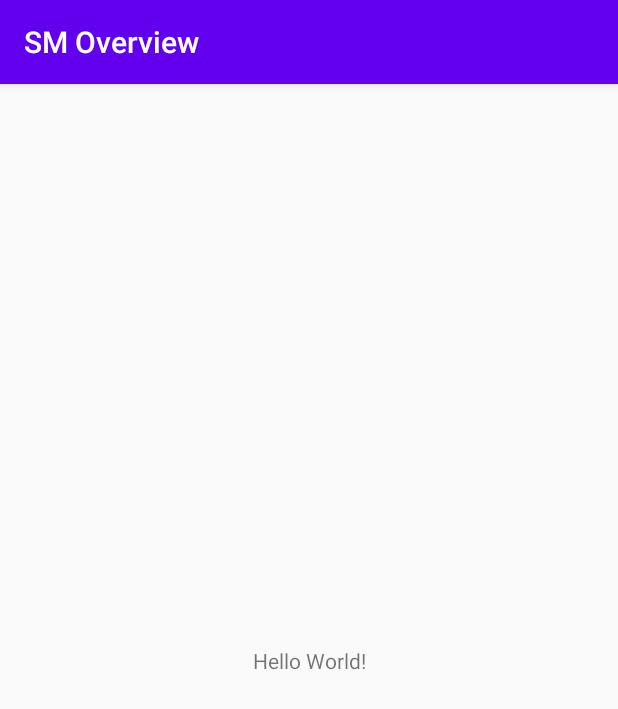
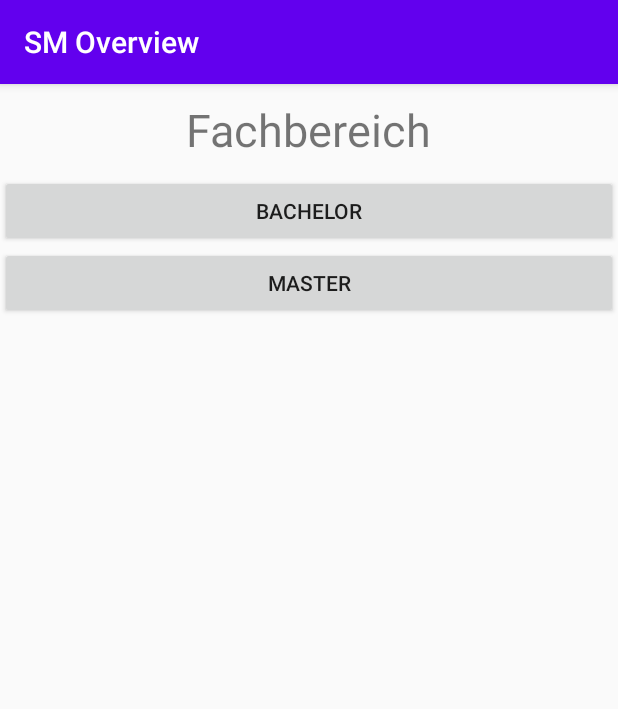
Before and after one commit to reza-foroushani/SM-Overview, an Android app: the screen it shows after launch (MainActivity), on a phone screen of 412 x 824 dp. Shown: the top 709 px of the screen. Run offline under Robolectric (Android 15) with nearby library versions, the phone set to English and light mode, and no system bars.

Commit message:
mani activity + mater activity

```diff
--- a/app/src/main/java/de/hskl/smoverview/MainActivity.java
+++ b/app/src/main/java/de/hskl/smoverview/MainActivity.java
@@ -2,17 +2,37 @@ package de.hskl.smoverview;
 
 import androidx.appcompat.app.AppCompatActivity;
 
+import android.content.Intent;
 import android.os.Bundle;
+import android.view.View;
+import android.widget.Button;
 
-public class MainActivity extends AppCompatActivity {
+public class MainActivity extends AppCompatActivity implements View.OnClickListener{
+    private Button Bachelor;
+    private Button Master;
+
+
 
     @Override
     protected void onCreate(Bundle savedInstanceState) {
         super.onCreate(savedInstanceState);//hallo
         setContentView(R.layout.activity_main);
-// neu
-        // Kommentar Ahmad
 
-        // aus Branch
+Bachelor=(Button) findViewById(R.id.BACHELOR);
+Master=(Button) findViewById(R.id.MASTER);
+Bachelor.setOnClickListener(this);
+Master.setOnClickListener(this);
+
+    }
+
+    @Override
+    public void onClick(View view) {
+        if(view== Master){
+            Intent MeinMeister =new Intent(this,MasterActivity.class);
+        }
+        if (view==Bachelor){
+
+        }
+
     }
 }
--- /dev/null
+++ b/app/src/main/java/de/hskl/smoverview/MasterActivity.java
@@ -0,0 +1,13 @@
+package de.hskl.smoverview;
+
+import android.os.Bundle;
+
+import androidx.appcompat.app.AppCompatActivity;
+
+public class MasterActivity extends AppCompatActivity {
+    @Override
+    protected void onCreate(Bundle savedInstanceState) {
+        super.onCreate(savedInstanceState);
+        setContentView(R.layout.activity_master);
+    }
+}
--- a/app/src/main/res/layout/activity_main.xml
+++ b/app/src/main/res/layout/activity_main.xml
@@ -1,18 +1,34 @@
 <?xml version="1.0" encoding="utf-8"?>
-<androidx.constraintlayout.widget.ConstraintLayout xmlns:android="http://schemas.android.com/apk/res/android"
+<LinearLayout xmlns:android="http://schemas.android.com/apk/res/android"
     xmlns:app="http://schemas.android.com/apk/res-auto"
     xmlns:tools="http://schemas.android.com/tools"
     android:layout_width="match_parent"
     android:layout_height="match_parent"
-    tools:context=".MainActivity">
+    android:orientation="vertical"
+    tools:context=".MainActivity" >
 
     <TextView
+        android:id="@+id/FACHBERICH"
         android:layout_width="wrap_content"
         android:layout_height="wrap_content"
-        android:text="Hello World!"
-        app:layout_constraintBottom_toBottomOf="parent"
-        app:layout_constraintLeft_toLeftOf="parent"
-        app:layout_constraintRight_toRightOf="parent"
-        app:layout_constraintTop_toTopOf="parent" />
+        android:layout_gravity="center_horizontal"
+        android:paddingLeft="20dp"
+        android:paddingTop="10dp"
+        android:paddingRight="20dp"
+        android:paddingBottom="10dp"
+        android:text="Fachbereich"
+        android:textSize="30sp"
+        android:verticalScrollbarPosition="defaultPosition" />
 
-</androidx.constraintlayout.widget.ConstraintLayout>
+    <Button
+        android:id="@+id/BACHELOR"
+        android:layout_width="match_parent"
+        android:layout_height="wrap_content"
+        android:text="Bachelor" />
+
+    <Button
+        android:id="@+id/MASTER"
+        android:layout_width="match_parent"
+        android:layout_height="wrap_content"
+        android:text="Master" />
+</LinearLayout>
--- /dev/null
+++ b/app/src/main/res/layout/activity_master.xml
@@ -0,0 +1,6 @@
+<?xml version="1.0" encoding="utf-8"?>
+<androidx.constraintlayout.widget.ConstraintLayout
+    xmlns:android="http://schemas.android.com/apk/res/android" android:layout_width="match_parent"
+    android:layout_height="match_parent">
+
+</androidx.constraintlayout.widget.ConstraintLayout>
```
